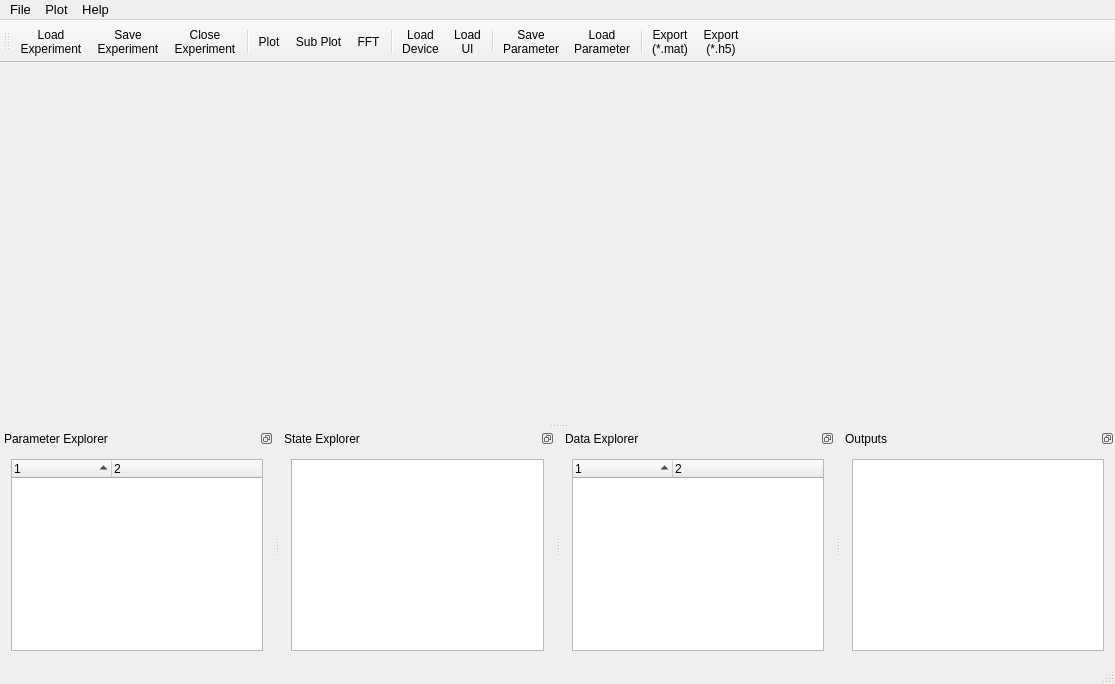
This is src/app/mainwindow.ui in ConverterLabs/LabAnalyser as Qt 5 draws it before an edit. The edited form follows.
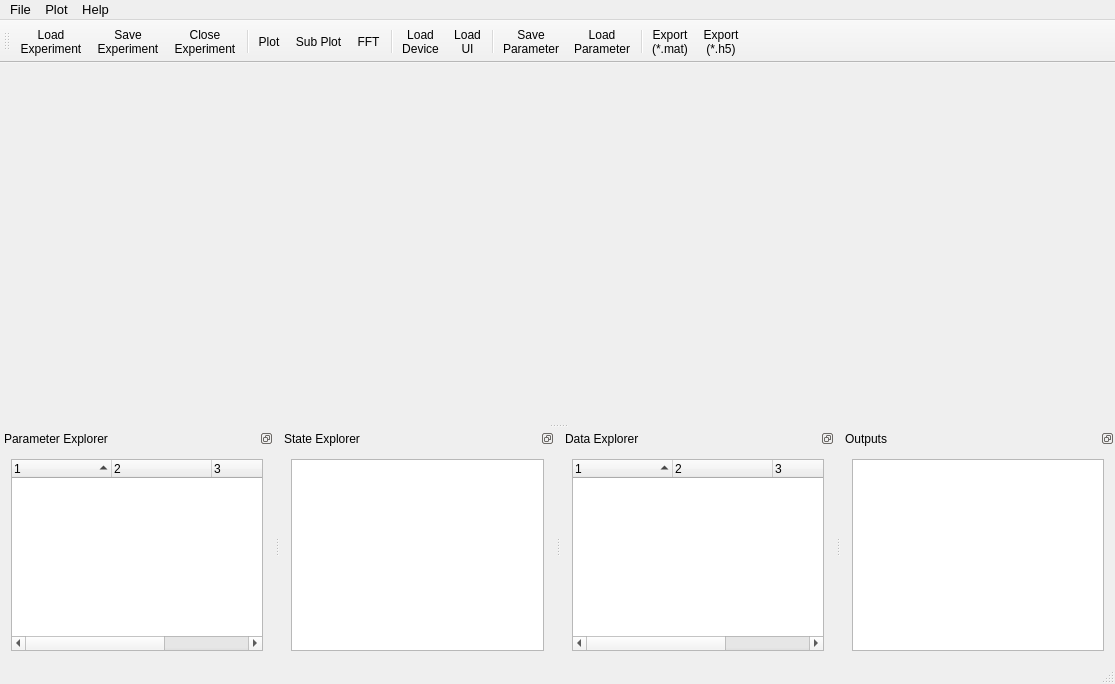
This is the edited form. Icons and pictures are not drawn. Custom widgets are drawn as their Qt base class.

What changed in the file:
```diff
--- a/src/app/mainwindow.ui
+++ b/src/app/mainwindow.ui
@@ -204,7 +204,7 @@
         <bool>false</bool>
        </property>
        <property name="columnCount">
-        <number>2</number>
+        <number>4</number>
        </property>
        <attribute name="headerVisible">
         <bool>true</bool>
@@ -231,6 +231,16 @@
          <string notr="true">2</string>
         </property>
        </column>
+       <column>
+        <property name="text">
+         <string notr="true">3</string>
+        </property>
+       </column>
+       <column>
+        <property name="text">
+         <string notr="true">4</string>
+        </property>
+       </column>
       </widget>
      </item>
     </layout>
@@ -317,7 +327,7 @@
         <bool>false</bool>
        </property>
        <property name="columnCount">
-        <number>2</number>
+        <number>4</number>
        </property>
        <attribute name="headerVisible">
         <bool>true</bool>
@@ -338,6 +348,16 @@
          <string notr="true">2</string>
         </property>
        </column>
+       <column>
+        <property name="text">
+         <string notr="true">3</string>
+        </property>
+       </column>
+       <column>
+        <property name="text">
+         <string notr="true">4</string>
+        </property>
+       </column>
       </widget>
      </item>
     </layout>
```
